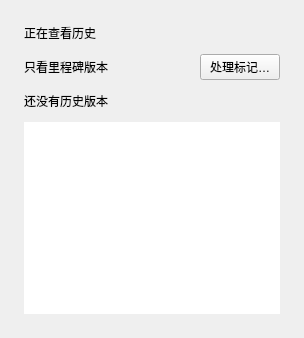
Before: the Qt Designer form windows/mainwindow_child/homepage/pages/homepage_page_backup.ui in Zao-chen/ZcVersionBox, drawn with Qt 5.
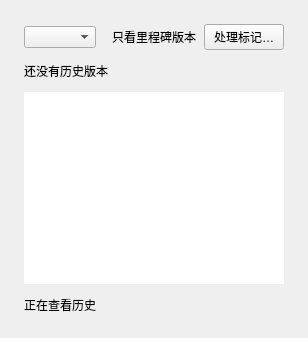
After: the same form once the commit is applied.

Commit message: feat: 将方案关系图整合到历史版本页

```diff
--- a/windows/mainwindow_child/homepage/pages/homepage_page_backup.ui
+++ b/windows/mainwindow_child/homepage/pages/homepage_page_backup.ui
@@ -2,7 +2,7 @@
 <ui version="4.0">
  <class>HomePageBackupPage</class>
  <widget class="QWidget" name="HomePageBackupPage">
-  <layout class="QVBoxLayout" name="pageLayout" stretch="0,0,0,1">
+  <layout class="QVBoxLayout" name="pageLayout" stretch="0,0,1,0">
    <property name="leftMargin">
     <number>24</number>
    </property>
@@ -18,16 +18,11 @@
    <property name="spacing">
     <number>12</number>
    </property>
-   <item>
-    <widget class="QLabel" name="viewingBranchLabel">
-     <property name="text"><string>正在查看历史</string></property>
-     <property name="textFormat"><enum>Qt::PlainText</enum></property>
-     <property name="wordWrap"><bool>true</bool></property>
-    </widget>
-   </item>
    <item>
     <layout class="QHBoxLayout" name="filterLayout">
      <property name="spacing"><number>8</number></property>
+     <item><widget class="QComboBox" name="historyScope"><property name="maximumSize"><size><width>220</width><height>16777215</height></size></property></widget></item>
+     <item><spacer name="scopeSpacer"><property name="orientation"><enum>Qt::Horizontal</enum></property><property name="sizeHint" stdset="0"><size><width>8</width><height>0</height></size></property></spacer></item>
      <item><widget class="QLabel" name="milestoneFilterLabel"><property name="text"><string>只看里程碑版本</string></property></widget></item>
      <item><spacer name="filterSpacer"><property name="orientation"><enum>Qt::Horizontal</enum></property><property name="sizeHint" stdset="0"><size><width>0</width><height>0</height></size></property></spacer></item>
      <item><widget class="QPushButton" name="tagConflictButton"><property name="text"><string>处理标记…</string></property></widget></item>
@@ -65,6 +60,13 @@
      </property>
     </widget>
    </item>
+   <item>
+    <widget class="QLabel" name="viewingBranchLabel">
+     <property name="text"><string>正在查看历史</string></property>
+     <property name="textFormat"><enum>Qt::PlainText</enum></property>
+     <property name="wordWrap"><bool>true</bool></property>
+    </widget>
+   </item>
   </layout>
  </widget>
  <customwidgets>
```
The commit also changes 8 other files.
